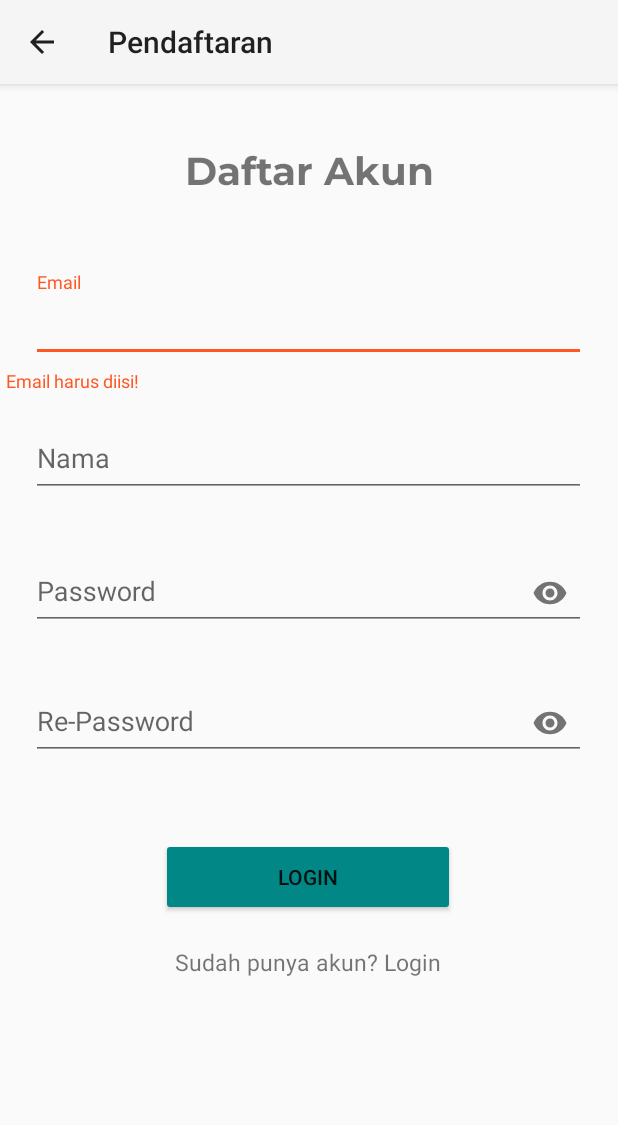
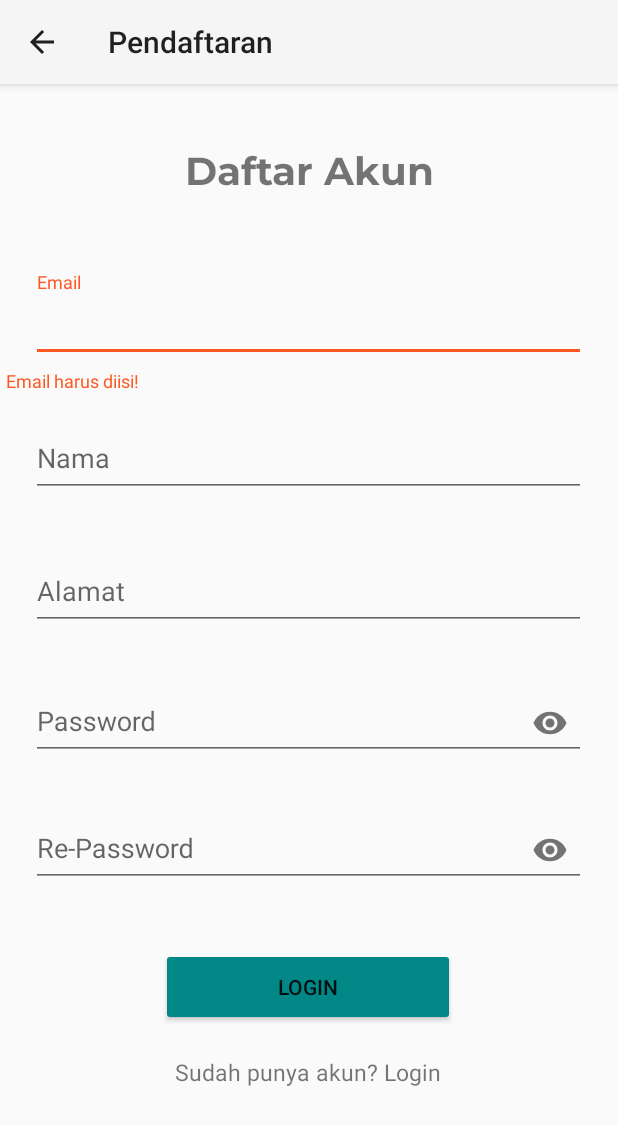
Before and after one commit to itsmerifz/StuWatch, an Android app: the DaftarAkun screen opened directly, with no data from a screen before it, after a tap on "LOGIN", on a phone screen of 412 x 824 dp. Shown: the top 1125 px of the screen. Run offline under Robolectric (Android 15) with nearby library versions, the phone set to English and light mode, and no system bars; our stand-ins replace Firebase (no records; nobody signed in at launch, a user with empty details on screens opened directly).

Commit message:
Fix Register Module

```diff
--- a/app/src/main/java/com/itsmerifz/stuwatch/DaftarAkun.java
+++ b/app/src/main/java/com/itsmerifz/stuwatch/DaftarAkun.java
@@ -29,11 +29,11 @@ import java.util.Map;
 
 public class DaftarAkun extends AppCompatActivity {
   public static final String TAG = "TAG";
-  EditText edEmail,edNama,edPass,edRPass;
-  String nama,email,pass,rpass,uid;
+  EditText edEmail,edNama,edPass,edRPass,edAlamat;
+  String nama,email,pass,rpass,uid,alamat;
   Button btnDaftar;
   TextView txGotoLogin;
-  TextInputLayout mailErr,passErr,namaErr,rpassErr;
+  TextInputLayout mailErr,passErr,namaErr,rpassErr,alamatErr;
   ProgressBar progressBar;
   FirebaseAuth fAuth;
   FirebaseFirestore fStore;
@@ -47,12 +47,14 @@ public class DaftarAkun extends AppCompatActivity {
     edNama = findViewById(R.id.txNama);
     edPass = findViewById(R.id.txPass);
     edRPass = findViewById(R.id.txRPass);
+    edAlamat = findViewById(R.id.txAlamat);
     btnDaftar = findViewById(R.id.btnDaftar);
     txGotoLogin = findViewById(R.id.txLogin);
     mailErr = findViewById(R.id.txEmailErr);
     passErr = findViewById(R.id.txPassErr);
     namaErr = findViewById(R.id.txNamaErr);
     rpassErr = findViewById(R.id.txRPassErr);
+    alamatErr = findViewById(R.id.txAlamatErr);
     progressBar = findViewById(R.id.progressBar);
 
     fAuth =FirebaseAuth.getInstance();
@@ -63,7 +65,8 @@ public class DaftarAkun extends AppCompatActivity {
       public void onClick(View v) {
         email = edEmail.getText().toString().trim();
         pass = edPass.getText().toString().trim();
-        nama = edNama.getText().toString().trim();
+        nama = edNama.getText().toString();
+        alamat = edAlamat.getText().toString();
         if (isValidate()){
           progressBar.setVisibility(View.VISIBLE); // Set Visibilitas Progress Bar
 
@@ -101,6 +104,7 @@ public class DaftarAkun extends AppCompatActivity {
     Map<String,Object> akun = new HashMap<>();
     akun.put("nama",nama);
     akun.put("email",email);
+    akun.put("alamat",alamat);
     documentReference.set(akun).addOnSuccessListener(new OnSuccessListener<Void>() {
       @Override
       public void onSuccess(Void unused) {
@@ -119,31 +123,26 @@ public class DaftarAkun extends AppCompatActivity {
     nama = edNama.getText().toString().trim();
     pass = edPass.getText().toString().trim();
     rpass = edRPass.getText().toString().trim();
+    alamat = edAlamat.getText().toString().trim();
 
     if(email.isEmpty()){
       mailErr.setError("Email harus diisi!");
       return false;
-    }
-
-    if (pass.isEmpty()){
+    } else if (pass.isEmpty()){
       passErr.setError("Password harus diisi!");
       return false;
-    }
-
-    if (nama.isEmpty()){
+    } else if (nama.isEmpty()){
       namaErr.setError("Nama harus diisi");
       return false;
-    }
-
-    if (!pass.equals(rpass)){
+    } else if (!pass.equals(rpass)){
       passErr.setError("Password tidak cocok!");
       rpassErr.setError("Password tidak cocok!");
       return false;
-    }
-
-    if (pass.length() < 6){
+    } else if (pass.length() < 6){
       passErr.setError("Password minimal 6 karakter!");
       return false;
+    } else if (alamat.isEmpty()){
+      alamatErr.setError("Alamat wajib diisi!");
     }
     return true;
   }
--- a/app/src/main/res/layout/activity_daftar_akun.xml
+++ b/app/src/main/res/layout/activity_daftar_akun.xml
@@ -65,6 +65,28 @@
   </com.google.android.material.textfield.TextInputLayout>
 
   <com.google.android.material.textfield.TextInputLayout
+      android:id="@+id/txAlamatErr"
+      android:layout_width="match_parent"
+      android:layout_height="wrap_content"
+      app:errorEnabled="true"
+      app:layout_constraintBottom_toBottomOf="parent"
+      app:layout_constraintEnd_toEndOf="parent"
+      app:layout_constraintHorizontal_bias="0.0"
+      app:layout_constraintStart_toStartOf="parent"
+      app:layout_constraintTop_toBottomOf="@+id/txNamaErr"
+      app:layout_constraintVertical_bias="0.02" >
+
+    <EditText
+        android:id="@+id/txAlamat"
+        android:layout_width="370dp"
+        android:layout_height="49dp"
+        android:layout_gravity="center"
+        android:layout_marginTop="10dp"
+        android:hint="Alamat"
+        android:inputType="text" />
+  </com.google.android.material.textfield.TextInputLayout>
+
+  <com.google.android.material.textfield.TextInputLayout
       android:id="@+id/txPassErr"
       android:layout_width="match_parent"
       android:layout_height="wrap_content"
@@ -73,7 +95,7 @@
       app:layout_constraintEnd_toEndOf="parent"
       app:layout_constraintHorizontal_bias="0.0"
       app:layout_constraintStart_toStartOf="parent"
-      app:layout_constraintTop_toBottomOf="@+id/txNamaErr"
+      app:layout_constraintTop_toBottomOf="@+id/txAlamatErr"
       app:layout_constraintVertical_bias="0.02"
       app:passwordToggleEnabled="true">
 
@@ -141,7 +163,7 @@
       style="?android:attr/progressBarStyle"
       android:layout_width="wrap_content"
       android:layout_height="wrap_content"
-      android:layout_marginBottom="76dp"
+      android:layout_marginBottom="24dp"
       android:visibility="invisible"
       app:layout_constraintBottom_toBottomOf="parent"
       app:layout_constraintEnd_toEndOf="parent"
```
